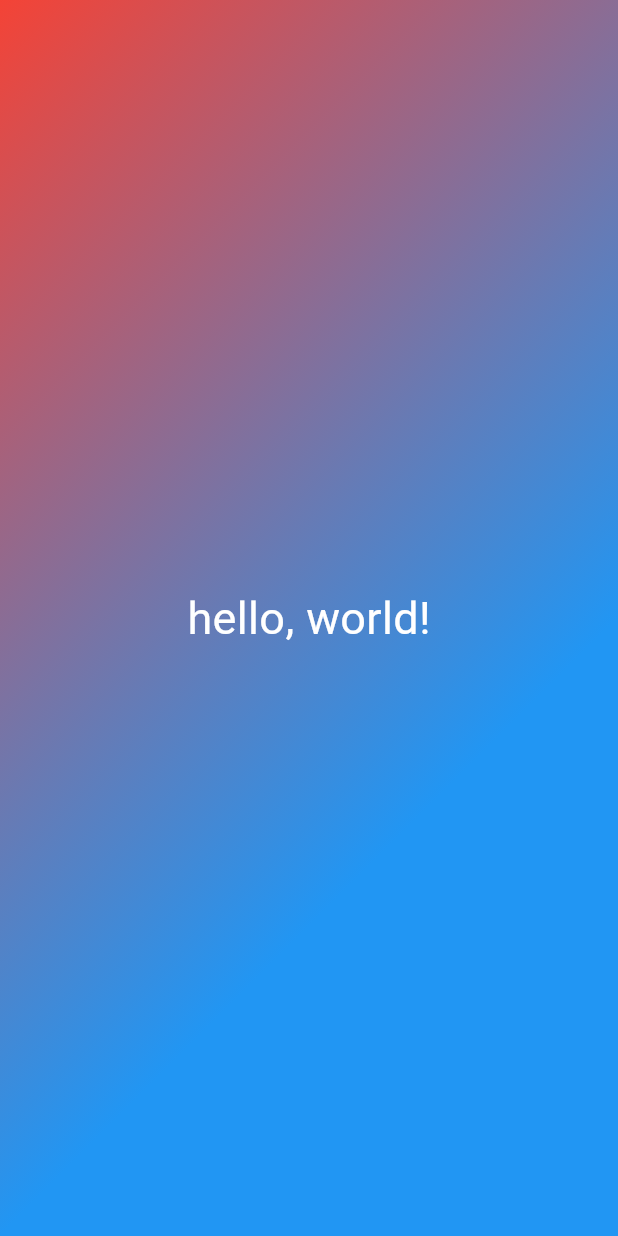
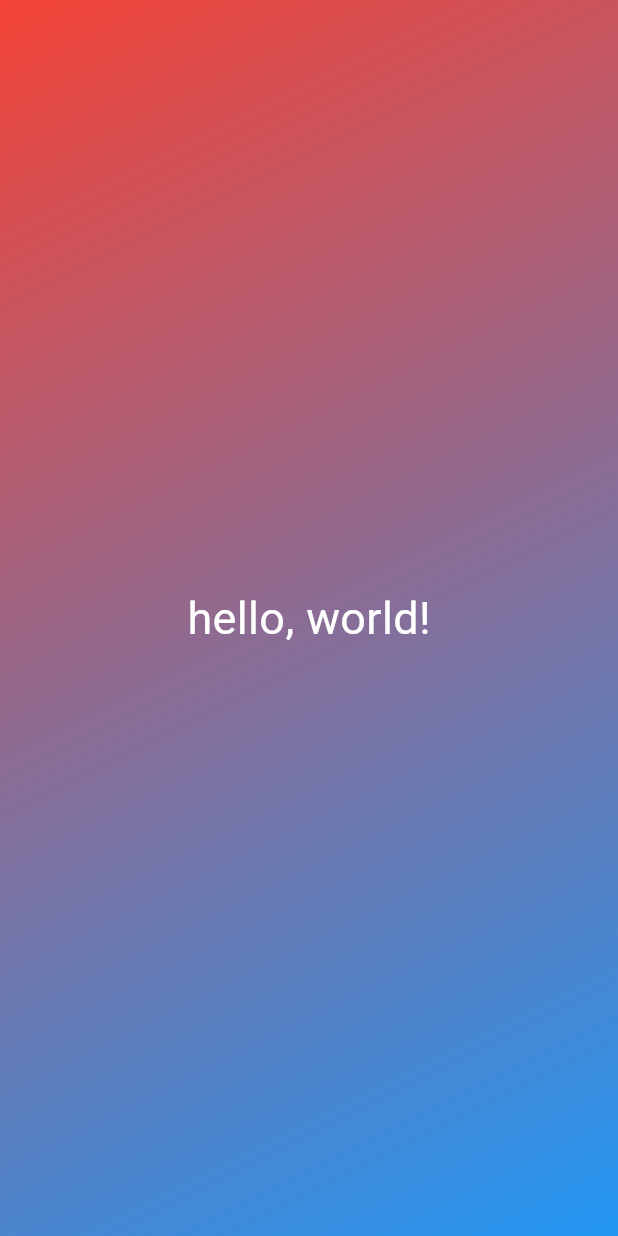
Before and after one commit to hwacho9/flutter_study, a Flutter app: the screen it shows after launch, on a phone screen of 412 x 824 dp. Run offline on Flutter 3.47's test engine with Material 3 defaults, Android fonts, the phone set to English and light mode, and no system bars.

Commit message:
Reusable Widgets

```diff
--- a/lib/gradient_container.dart
+++ b/lib/gradient_container.dart
@@ -2,15 +2,22 @@ import 'package:flutter/material.dart';
 import 'package:flutter_study/styled_text.dart';
 
 class GradientContainer extends StatelessWidget {
-  GradientContainer({super.key});
+  const GradientContainer(this.color1, this.color2, {super.key});
+
+  final Color color1;
+  final Color color2;
 
   @override
   Widget build(context) {
     return Container(
-      decoration: const BoxDecoration(
+      decoration: BoxDecoration(
         gradient: LinearGradient(
-          colors: [Colors.red, Colors.blue],
+          colors: [
+            color1,
+            color2,
+          ],
           begin: Alignment.topLeft,
+          end: Alignment.bottomRight,
         ),
       ),
       child: Center(
--- a/lib/main.dart
+++ b/lib/main.dart
@@ -6,7 +6,7 @@ void main() {
   runApp(
     MaterialApp(
       home: Scaffold(
-        body: GradientContainer(),
+        body: GradientContainer(Colors.red, Colors.blue),
       ),
     ),
   );
```
